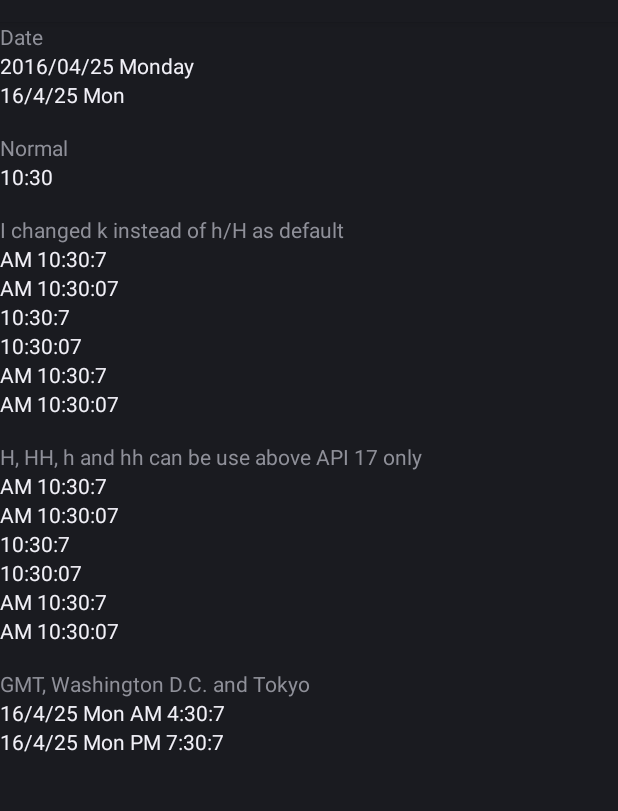
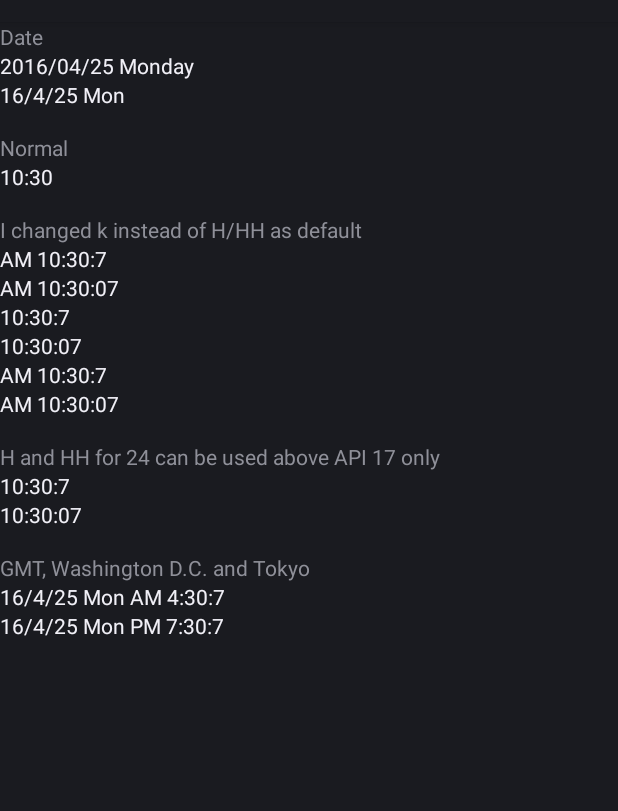
Before and after one commit to imknown/BetterTextClockBackport, an Android app: the screen it shows after launch (MainActivity), on a phone screen of 412 x 824 dp, the part 62-873 px from its top. Run offline under Robolectric (Android 15) with nearby library versions, the phone set to English and light mode, and no system bars.

Commit message:
fix several bugs

```diff
--- a/BetterTextClockBackportLibrary/src/main/java/net/imknown/bettertextclockbackportlibrary/TextClock.java
+++ b/BetterTextClockBackportLibrary/src/main/java/net/imknown/bettertextclockbackportlibrary/TextClock.java
@@ -16,9 +16,6 @@
 
 package net.imknown.bettertextclockbackportlibrary;
 
-import java.util.Calendar;
-import java.util.TimeZone;
-
 import android.content.BroadcastReceiver;
 import android.content.ContentResolver;
 import android.content.Context;
@@ -36,19 +33,22 @@ import android.view.ViewDebug.ExportedProperty;
 import android.widget.RemoteViews.RemoteView;
 import android.widget.TextView;
 
+import java.util.Calendar;
+import java.util.TimeZone;
+
 /**
  * <p>
  * <code>TextClock</code> can display the current date and/or time as a formatted string.
  * </p>
- *
+ * <p/>
  * <p>
  * This view honors the 24-hour format system setting. As such, it is possible and recommended to provide two different formatting patterns: one to display the date/time in 24-hour mode and one to display the date/time in 12-hour mode. Most callers will want to use the defaults, though, which will be appropriate for the user's locale.
  * </p>
- *
+ * <p/>
  * <p>
  * It is possible to determine whether the system is currently in 24-hour mode by calling {@link #is24HourModeEnabled()}.
  * </p>
- *
+ * <p/>
  * <p>
  * The rules used by this widget to decide how to format the date and time are the following:
  * </p>
@@ -68,7 +68,7 @@ import android.widget.TextView;
  * </ul>
  * </li>
  * </ul>
- *
+ * <p/>
  * <p>
  * The {@link CharSequence} instances used as formatting patterns when calling either {@link #setFormat24Hour(CharSequence)} or {@link #setFormat12Hour(CharSequence)} can contain styling information. To do so, use a {@link android.text.Spanned} object. Note that if you customize these strings, it is your responsibility to supply strings appropriate for formatting dates and/or times in the user's locale.
  * </p>
@@ -81,18 +81,18 @@ import android.widget.TextView;
 public class TextClock extends TextView {
     /**
      * The default formatting pattern in 12-hour mode. This pattern is used if {@link #setFormat12Hour(CharSequence)} is called with a null pattern or if no pattern was specified when creating an instance of this class.
-	 *
+     * <p/>
      * This default pattern shows only the time, hours and minutes, and an am/pm indicator.
      *
      * @see #setFormat12Hour(CharSequence)
      * @see #getFormat12Hour()
      * @deprecated Let the system use locale-appropriate defaults instead.
      */
-	public static final CharSequence DEFAULT_FORMAT_12_HOUR = "k:mm a";
+    public static final CharSequence DEFAULT_FORMAT_12_HOUR = "h:mm a";
 
     /**
      * The default formatting pattern in 24-hour mode. This pattern is used if {@link #setFormat24Hour(CharSequence)} is called with a null pattern or if no pattern was specified when creating an instance of this class.
-	 *
+     * <p/>
      * This default pattern shows only the time, hours and minutes.
      *
      * @see #setFormat24Hour(CharSequence)
@@ -119,6 +119,9 @@ public class TextClock extends TextView {
     private static final int FORMAT_24 = 1;
     private static final int FORMAT_AUTO = 2;
     private int forceUse = FORMAT_AUTO;
+
+    private CharSequence LocaleData_timeFormat_hm = "h:mm";
+    private CharSequence LocaleData_timeFormat_kkm = "kk:mm";
     // endregion
 
     private final ContentObserver mFormatChangeObserver = new ContentObserver(new Handler()) {
@@ -160,8 +163,7 @@ public class TextClock extends TextView {
     /**
      * Creates a new clock using the default patterns {@link #DEFAULT_FORMAT_24_HOUR} and {@link #DEFAULT_FORMAT_12_HOUR} respectively for the 24-hour and 12-hour modes.
      *
-	 * @param context
-	 *            The Context the view is running in, through which it can access the current theme, resources, etc.
+     * @param context The Context the view is running in, through which it can access the current theme, resources, etc.
      */
     // @SuppressWarnings("UnusedDeclaration")
     public TextClock(Context context) {
@@ -171,13 +173,11 @@ public class TextClock extends TextView {
 
     /**
      * Creates a new clock inflated from XML. This object's properties are intialized from the attributes specified in XML.
-	 *
+     * <p/>
      * This constructor uses a default style of 0, so the only attribute values applied are those in the Context's Theme and the given AttributeSet.
      *
-	 * @param context
-	 *            The Context the view is running in, through which it can access the current theme, resources, etc.
-	 * @param attrs
-	 *            The attributes of the XML tag that is inflating the view
+     * @param context The Context the view is running in, through which it can access the current theme, resources, etc.
+     * @param attrs   The attributes of the XML tag that is inflating the view
      */
     // @SuppressWarnings("UnusedDeclaration")
     public TextClock(Context context, AttributeSet attrs) {
@@ -187,12 +187,9 @@ public class TextClock extends TextView {
     /**
      * Creates a new clock inflated from XML. This object's properties are intialized from the attributes specified in XML.
      *
-	 * @param context
-	 *            The Context the view is running in, through which it can access the current theme, resources, etc.
-	 * @param attrs
-	 *            The attributes of the XML tag that is inflating the view
-	 * @param defStyle
-	 *            The default style to apply to this view. If 0, no style will be applied (beyond what is included in the theme). This may either be an attribute resource, whose value will be retrieved from the current theme, or an explicit style resource
+     * @param context  The Context the view is running in, through which it can access the current theme, resources, etc.
+     * @param attrs    The attributes of the XML tag that is inflating the view
+     * @param defStyle The default style to apply to this view. If 0, no style will be applied (beyond what is included in the theme). This may either be an attribute resource, whose value will be retrieved from the current theme, or an explicit style resource
      */
     public TextClock(Context context, AttributeSet attrs, int defStyle) {
         super(context, attrs, defStyle);
@@ -214,7 +211,7 @@ public class TextClock extends TextView {
         if (mFormat12 == null || mFormat24 == null) {
             // LocaleData ld = LocaleData.get(getContext().getResources().getConfiguration().locale);
             if (mFormat12 == null) {
-				mFormat12 = LocaleData_timeFormat_km;
+                mFormat12 = LocaleData_timeFormat_hm;
             }
             if (mFormat24 == null) {
                 mFormat24 = LocaleData_timeFormat_kkm;
@@ -238,7 +235,6 @@ public class TextClock extends TextView {
      * Returns the formatting pattern used to display the date and/or time in 12-hour mode. The formatting pattern syntax is described in {@link DateFormat}.
      *
      * @return A {@link CharSequence} or null.
-	 *
      * @see #setFormat12Hour(CharSequence)
      * @see #is24HourModeEnabled()
      */
@@ -249,18 +245,15 @@ public class TextClock extends TextView {
 
     /**
      * Specifies the formatting pattern used to display the date and/or time in 12-hour mode. The formatting pattern syntax is described in {@link DateFormat}.
-	 *
+     * <p/>
      * If this pattern is set to null, {@link #getFormat24Hour()} will be used even in 12-hour mode. If both 24-hour and 12-hour formatting patterns are set to null, {@link #DEFAULT_FORMAT_24_HOUR} and {@link #DEFAULT_FORMAT_12_HOUR} will be used instead.
      *
-	 * @param format
-	 *            A date/time formatting pattern as described in {@link DateFormat}
-	 *
+     * @param format A date/time formatting pattern as described in {@link DateFormat}
+     * @attr ref android.R.styleable#TextClock_format12Hour
      * @see #getFormat12Hour()
      * @see #is24HourModeEnabled()
      * @see #DEFAULT_FORMAT_12_HOUR
      * @see DateFormat
-	 *
-	 * @attr ref android.R.styleable#TextClock_format12Hour
      */
     @RemotableViewMethod
     public void setFormat12Hour(CharSequence format) {
@@ -274,7 +267,6 @@ public class TextClock extends TextView {
      * Returns the formatting pattern used to display the date and/or time in 24-hour mode. The formatting pattern syntax is described in {@link DateFormat}.
      *
      * @return A {@link CharSequence} or null.
-	 *
      * @see #setFormat24Hour(CharSequence)
      * @see #is24HourModeEnabled()
      */
@@ -285,18 +277,15 @@ public class TextClock extends TextView {
 
     /**
      * Specifies the formatting pattern used to display the date and/or time in 24-hour mode. The formatting pattern syntax is described in {@link DateFormat}.
-	 *
+     * <p/>
      * If this pattern is set to null, {@link #getFormat12Hour()} will be used even in 24-hour mode. If both 24-hour and 12-hour formatting patterns are set to null, {@link #DEFAULT_FORMAT_24_HOUR} and {@link #DEFAULT_FORMAT_12_HOUR} will be used instead.
      *
-	 * @param format
-	 *            A date/time formatting pattern as described in {@link DateFormat}
-	 *
+     * @param format A date/time formatting pattern as described in {@link DateFormat}
+     * @attr ref android.R.styleable#TextClock_format24Hour
      * @see #getFormat24Hour()
      * @see #is24HourModeEnabled()
      * @see #DEFAULT_FORMAT_24_HOUR
      * @see DateFormat
-	 *
-	 * @attr ref android.R.styleable#TextClock_format24Hour
      */
     @RemotableViewMethod
     public void setFormat24Hour(CharSequence format) {
@@ -308,13 +297,12 @@ public class TextClock extends TextView {
 
     /**
      * Indicates whether the system is currently using the 24-hour mode.
-	 *
+     * <p/>
      * When the system is in 24-hour mode, this view will use the pattern returned by {@link #getFormat24Hour()}. In 12-hour mode, the pattern returned by {@link #getFormat12Hour()} is used instead.
-	 *
+     * <p/>
      * If either one of the formats is null, the other format is used. If both formats are null, the default values {@link #DEFAULT_FORMAT_12_HOUR} and {@link #DEFAULT_FORMAT_24_HOUR} are used instead.
      *
      * @return true if time should be displayed in 24-hour format, false if it should be displayed in 12-hour format.
-	 *
      * @see #setFormat12Hour(CharSequence)
      * @see #getFormat12Hour()
      * @see #setFormat24Hour(CharSequence)
@@ -334,7 +322,6 @@ public class TextClock extends TextView {
      * Indicates which time zone is currently used by this view.
      *
      * @return The ID of the current time zone or null if the default time zone, as set by the user, must be used
-	 *
      * @see TimeZone
      * @see TimeZone#getAvailableIDs()
      * @see #setTimeZone(String)
@@ -346,14 +333,11 @@ public class TextClock extends TextView {
     /**
      * Sets the specified time zone to use in this clock. When the time zone is set through this method, system time zone changes (when the user sets the time zone in settings for instance) will be ignored.
      *
-	 * @param timeZone
-	 *            The desired time zone's ID as specified in {@link TimeZone} or null to user the time zone specified by the user (system time zone)
-	 *
+     * @param timeZone The desired time zone's ID as specified in {@link TimeZone} or null to user the time zone specified by the user (system time zone)
+     * @attr ref android.R.styleable#TextClock_timeZone
      * @see #getTimeZone()
      * @see TimeZone#getAvailableIDs()
      * @see TimeZone#getTimeZone(String)
-	 *
-	 * @attr ref android.R.styleable#TextClock_timeZone
      */
     @RemotableViewMethod
     public void setTimeZone(String timeZone) {
@@ -365,7 +349,7 @@ public class TextClock extends TextView {
 
     /**
      * Selects either one of {@link #getFormat12Hour()} or {@link #getFormat24Hour()} depending on whether the user has selected 24-hour format.
-	 *
+     * <p/>
      * Calling this method does not schedule or unschedule the time ticker.
      */
     private void chooseFormat() {
@@ -381,14 +365,10 @@ public class TextClock extends TextView {
         return mFormat;
     }
 
-	private CharSequence LocaleData_timeFormat_kkm = "kk:mm";
-	private CharSequence LocaleData_timeFormat_km = "k:mm";
-
     /**
      * Selects either one of {@link #getFormat12Hour()} or {@link #getFormat24Hour()} depending on whether the user has selected 24-hour format.
      *
-	 * @param handleTicker
-	 *            true if calling this method should schedule/unschedule the time ticker, false otherwise
+     * @param handleTicker true if calling this method should schedule/unschedule the time ticker, false otherwise
      */
     private void chooseFormat(boolean handleTicker) {
         final boolean format24Requested = is24HourModeEnabled();
@@ -398,7 +378,7 @@ public class TextClock extends TextView {
         if (format24Requested) {
             mFormat = abc(mFormat24, mFormat12, LocaleData_timeFormat_kkm);
         } else {
-			mFormat = abc(mFormat12, mFormat24, LocaleData_timeFormat_km);
+            mFormat = abc(mFormat12, mFormat24, LocaleData_timeFormat_hm);
         }
 
         boolean hadSeconds = mHasSeconds;
--- a/BetterTextClockBackportSample/src/main/res/layout/activity_main.xml
+++ b/BetterTextClockBackportSample/src/main/res/layout/activity_main.xml
@@ -1,9 +1,9 @@
 <ScrollView xmlns:android="http://schemas.android.com/apk/res/android"
-            xmlns:app="http://schemas.android.com/apk/res-auto"
-            xmlns:tools="http://schemas.android.com/tools"
-            android:layout_width="match_parent"
-            android:layout_height="match_parent"
-            tools:context=".MainActivity">
+    xmlns:app="http://schemas.android.com/apk/res-auto"
+    xmlns:tools="http://schemas.android.com/tools"
+    android:layout_width="match_parent"
+    android:layout_height="match_parent"
+    tools:context=".MainActivity">
 
     <LinearLayout
         android:layout_width="match_parent"
@@ -13,139 +13,113 @@
         <TextView
             android:layout_width="match_parent"
             android:layout_height="wrap_content"
-            android:text="Date"/>
+            android:text="Date" />
 
         <net.imknown.bettertextclockbackportlibrary.TextClock
             android:layout_width="wrap_content"
             android:layout_height="wrap_content"
             app:format12Hour="yyyy/MM/dd EEEE"
-            app:format24Hour="yyyy/MM/dd EEEE"/>
+            app:format24Hour="yyyy/MM/dd EEEE" />
 
         <net.imknown.bettertextclockbackportlibrary.TextClock
             android:layout_width="wrap_content"
             android:layout_height="wrap_content"
             app:format12Hour="y/M/d E"
-            app:format24Hour="y/M/d E"/>
+            app:format24Hour="y/M/d E" />
 
         <TextView
             android:layout_width="match_parent"
             android:layout_height="wrap_content"
-            android:text="\nNormal"/>
+            android:text="\nNormal" />
 
         <net.imknown.bettertextclockbackportlibrary.TextClock
             android:layout_width="wrap_content"
-            android:layout_height="wrap_content"/>
+            android:layout_height="wrap_content" />
 
         <!-- ===================================================== -->
 
         <TextView
             android:layout_width="match_parent"
             android:layout_height="wrap_content"
-            android:text="\nI changed k instead of h/H as default"/>
+            android:text="\nI changed k instead of H/HH as default" />
 
         <net.imknown.bettertextclockbackportlibrary.TextClock
             android:layout_width="wrap_content"
             android:layout_height="wrap_content"
             app:forceUse="format12"
-            app:format12Hour="a k:m:s"/>
+            app:format12Hour="a h:m:s" />
 
         <net.imknown.bettertextclockbackportlibrary.TextClock
             android:layout_width="wrap_content"
             android:layout_height="wrap_content"
             app:forceUse="format12"
-            app:format12Hour="a k:mm:ss"/>
+            app:format12Hour="a hh:mm:ss" />
 
         <net.imknown.bettertextclockbackportlibrary.TextClock
             android:layout_width="wrap_content"
             android:layout_height="wrap_content"
             app:forceUse="format24"
-            app:format24Hour="kk:m:s"/>
+            app:format24Hour="k:m:s" />
 
         <net.imknown.bettertextclockbackportlibrary.TextClock
             android:layout_width="wrap_content"
             android:layout_height="wrap_content"
             app:forceUse="format24"
-            app:format24Hour="kk:mm:ss"/>
+            app:format24Hour="kk:mm:ss" />
 
         <net.imknown.bettertextclockbackportlibrary.TextClock
             android:layout_width="wrap_content"
             android:layout_height="wrap_content"
             app:forceUse="formatAuto"
             app:format12Hour="a k:m:s"
-            app:format24Hour="a kk:m:s"/>
+            app:format24Hour="a kk:m:s" />
 
         <net.imknown.bettertextclockbackportlibrary.TextClock
             android:layout_width="wrap_content"
             android:layout_height="wrap_content"
             app:forceUse="formatAuto"
             app:format12Hour="a k:mm:ss"
-            app:format24Hour="a kk:mm:ss"/>
+            app:format24Hour="a kk:mm:ss" />
 
         <!-- ===================================================== -->
 
         <TextView
             android:layout_width="match_parent"
             android:layout_height="wrap_content"
-            android:text="\nH, HH, h and hh can be use above API 17 only"/>
-
-        <net.imknown.bettertextclockbackportlibrary.TextClock
-            android:layout_width="wrap_content"
-            android:layout_height="wrap_content"
-            app:forceUse="format12"
-            app:format12Hour="a h:m:s"/>
-
-        <net.imknown.bettertextclockbackportlibrary.TextClock
-            android:layout_width="wrap_content"
-            android:layout_height="wrap_content"
-            app:forceUse="format12"
-            app:format12Hour="a hh:mm:ss"/>
+            android:text="\nH and HH for 24 can be used above API 17 only" />
 
         <net.imknown.bettertextclockbackportlibrary.TextClock
             android:layout_width="wrap_content"
             android:layout_height="wrap_content"
             app:forceUse="format24"
-            app:format24Hour="H:m:s"/>
+            app:format24Hour="H:m:s" />
 
         <net.imknown.bettertextclockbackportlibrary.TextClock
             android:layout_width="wrap_content"
             android:layout_height="wrap_content"
             app:forceUse="format24"
-            app:format24Hour="HH:mm:ss"/>
-
-        <net.imknown.bettertextclockbackportlibrary.TextClock
-            android:layout_width="wrap_content"
-            android:layout_height="wrap_content"
-            app:forceUse="formatAuto"
-            app:format12Hour="a h:m:s"
-            app:format24Hour="a H:m:s"/>
-
-        <net.imknown.bettertextclockbackportlibrary.TextClock
-            android:layout_width="wrap_content"
-            android:layout_height="wrap_content"
-            app:forceUse="formatAuto"
-            app:format12Hour="a hh:mm:ss"
-            app:format24Hour="a HH:mm:ss"/>
+            app:format24Hour="HH:mm:ss" />
 
         <!-- ===================================================== -->
 
         <TextView
             android:layout_width="match_parent"
             android:layout_height="wrap_content"
-            android:text="\nGMT, Washington D.C. and Tokyo"/>
-
-        <net.imknown.bettertextclockbackportlibrary.TextClock
-            android:layout_width="wrap_content"
-            android:layout_height="wrap_content"
-            app:forceUse="format12"
-            app:format12Hour="y/M/d E a k:m:s"
-            app:timeZone="GMT-6"/>
+            android:text="\nGMT, Washington D.C. and Tokyo" />
 
         <net.imknown.bettertextclockbackportlibrary.TextClock
             android:layout_width="wrap_content"
             android:layout_height="wrap_content"
             app:forceUse="format12"
             app:format12Hour="y/M/d E a h:m:s"
-            app:timeZone="GMT+9"/>
+            app:timeZone="GMT-6" />
+
+        <net.imknown.bettertextclockbackportlibrary.TextClock
+            android:layout_width="wrap_content"
+            android:layout_height="wrap_content"
+            app:forceUse="format12"
+            app:format12Hour="y/M/d E a h:m:s"
+            app:timeZone="GMT+9" />
     </LinearLayout>
 
 </ScrollView>
```
Lines whose indentation alone changed are shown as unchanged.
